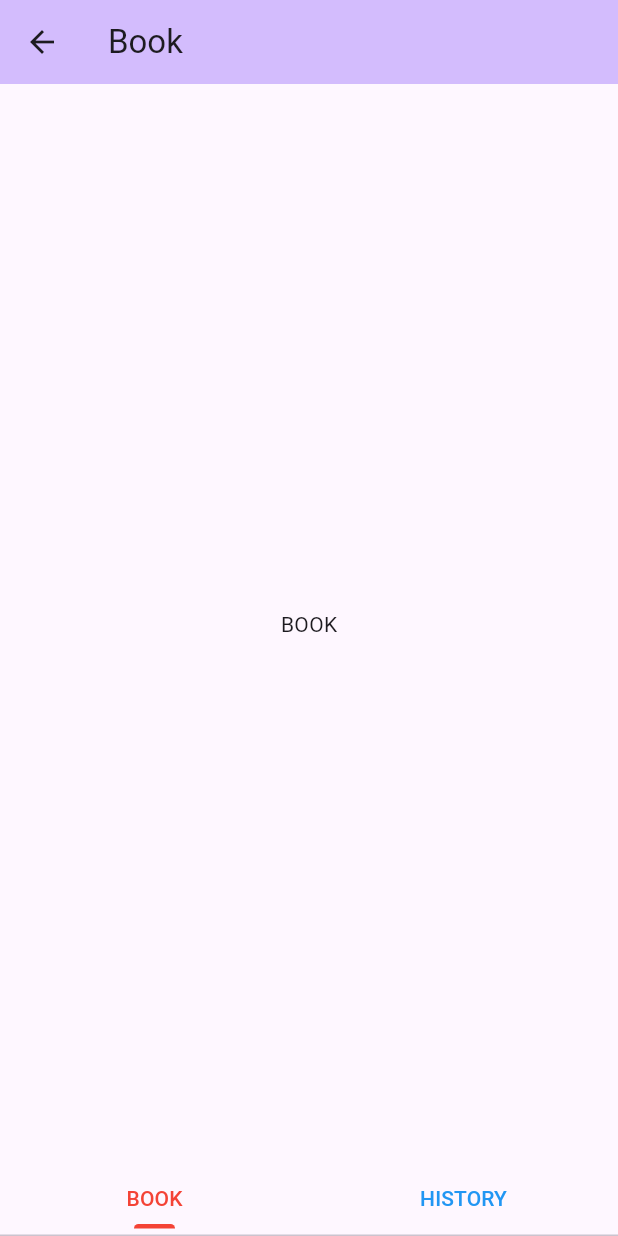
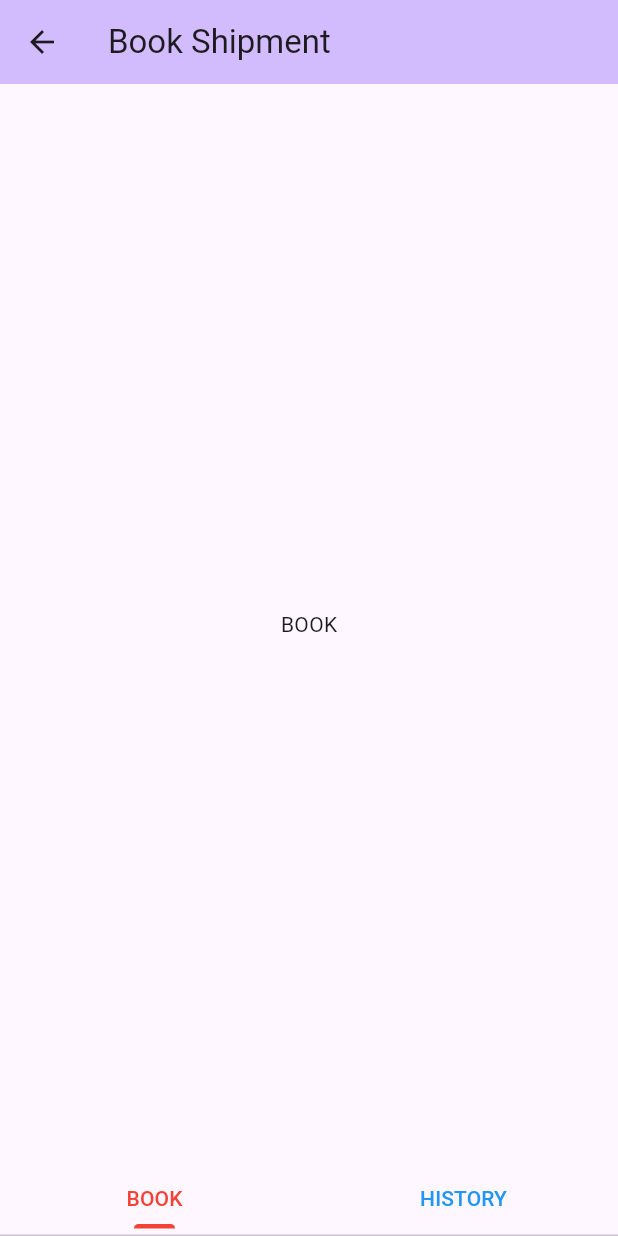
Before and after one commit to arma7x/flutter_react_native_mock_ui, a Flutter app: the screen it shows after launch, after a tap on "Book", on a phone screen of 412 x 824 dp. Run offline on Flutter 3.47's test engine with Material 2 defaults, Android fonts, the phone set to English and light mode, and no system bars.

Commit message:
update title

```diff
--- a/mock_flutter/lib/main.dart
+++ b/mock_flutter/lib/main.dart
@@ -134,7 +134,7 @@ class _MyHomePageState extends State<MyHomePage> {
                       onPressed: () {
                         Navigator.push(
                           context,
-                          CupertinoPageRoute(builder: (context) => const Screens.BookPage(title: 'Book')),
+                          CupertinoPageRoute(builder: (context) => const Screens.BookPage(title: 'Book Shipment')),
                         );
                       },
                       child: Text(
```
